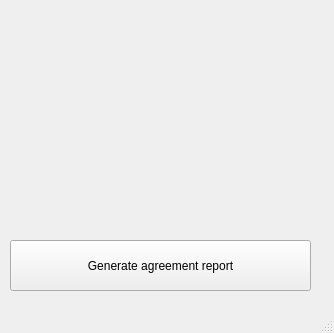
Old version of the form ui_example/mainwindow.ui in the repository EthoWatcher/Reliability.
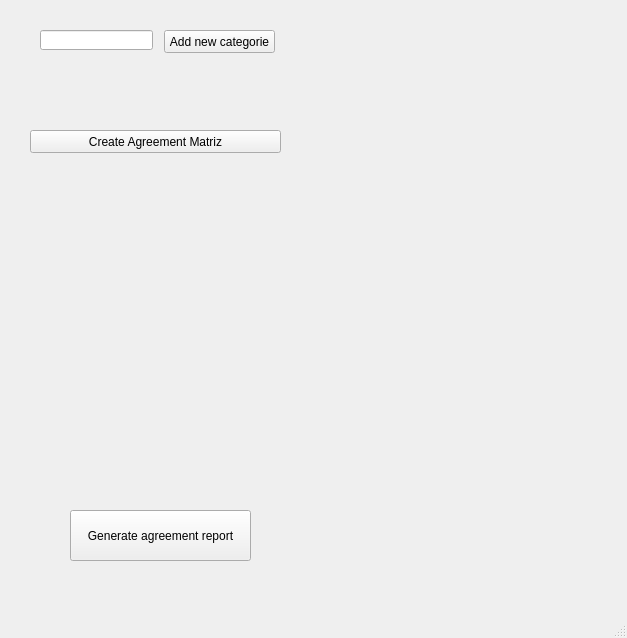
New version of the form.

Diff of the .ui file:
```diff
--- a/ui_example/mainwindow.ui
+++ b/ui_example/mainwindow.ui
@@ -6,8 +6,8 @@
    <rect>
     <x>0</x>
     <y>0</y>
-    <width>334</width>
-    <height>333</height>
+    <width>627</width>
+    <height>638</height>
    </rect>
   </property>
   <property name="windowTitle">
@@ -17,9 +17,65 @@
    <widget class="QPushButton" name="pushButton">
     <property name="geometry">
      <rect>
-      <x>10</x>
-      <y>240</y>
-      <width>301</width>
+      <x>164</x>
+      <y>30</y>
+      <width>111</width>
+      <height>23</height>
+     </rect>
+    </property>
+    <property name="text">
+     <string>Add new categorie</string>
+    </property>
+   </widget>
+   <widget class="QLineEdit" name="le_categorie_text">
+    <property name="geometry">
+     <rect>
+      <x>40</x>
+      <y>30</y>
+      <width>113</width>
+      <height>20</height>
+     </rect>
+    </property>
+   </widget>
+   <widget class="QWidget" name="wd_catregorias" native="true">
+    <property name="geometry">
+     <rect>
+      <x>320</x>
+      <y>30</y>
+      <width>241</width>
+      <height>121</height>
+     </rect>
+    </property>
+   </widget>
+   <widget class="QPushButton" name="pb_create_matriz">
+    <property name="geometry">
+     <rect>
+      <x>30</x>
+      <y>130</y>
+      <width>251</width>
+      <height>23</height>
+     </rect>
+    </property>
+    <property name="text">
+     <string>Create Agreement Matriz</string>
+    </property>
+   </widget>
+   <widget class="QWidget" name="wd_matriz" native="true">
+    <property name="geometry">
+     <rect>
+      <x>20</x>
+      <y>190</y>
+      <width>581</width>
+      <height>291</height>
+     </rect>
+    </property>
+   </widget>
+   <widget class="QPushButton" name="pushButton_2">
+    <property name="geometry">
+     <rect>
+      <x>70</x>
+      <y>510</y>
+      <width>181</width>
       <height>51</height>
      </rect>
     </property>
```
Left out of the diff: 4 changed lines with no effect on the pictures.
